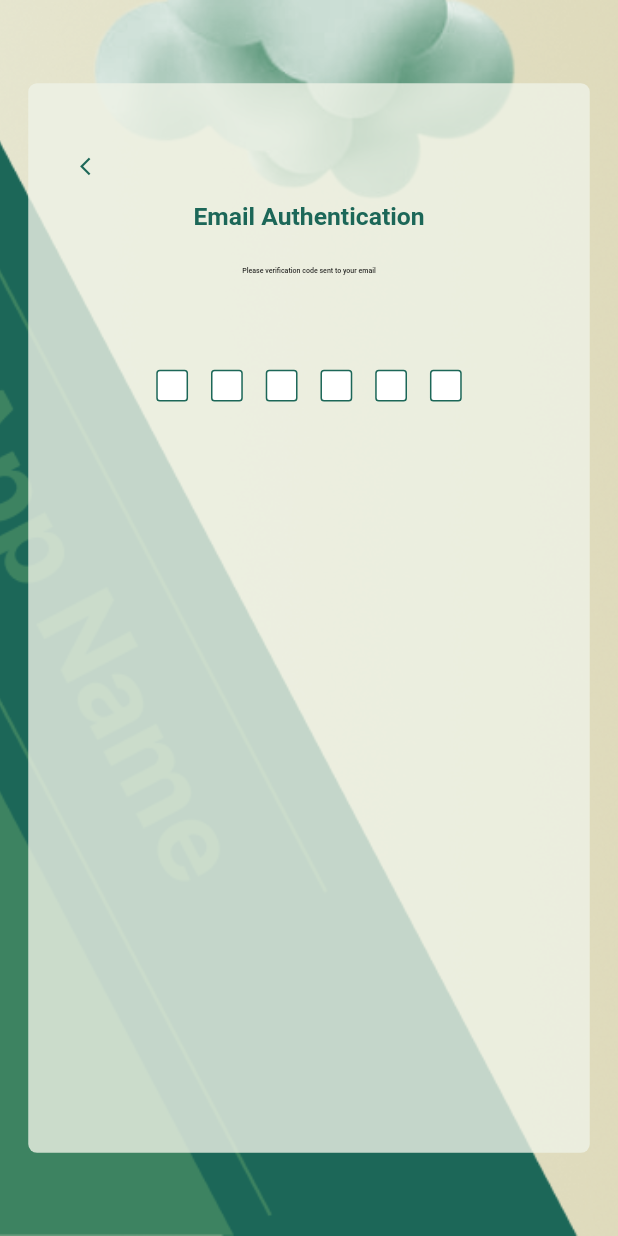
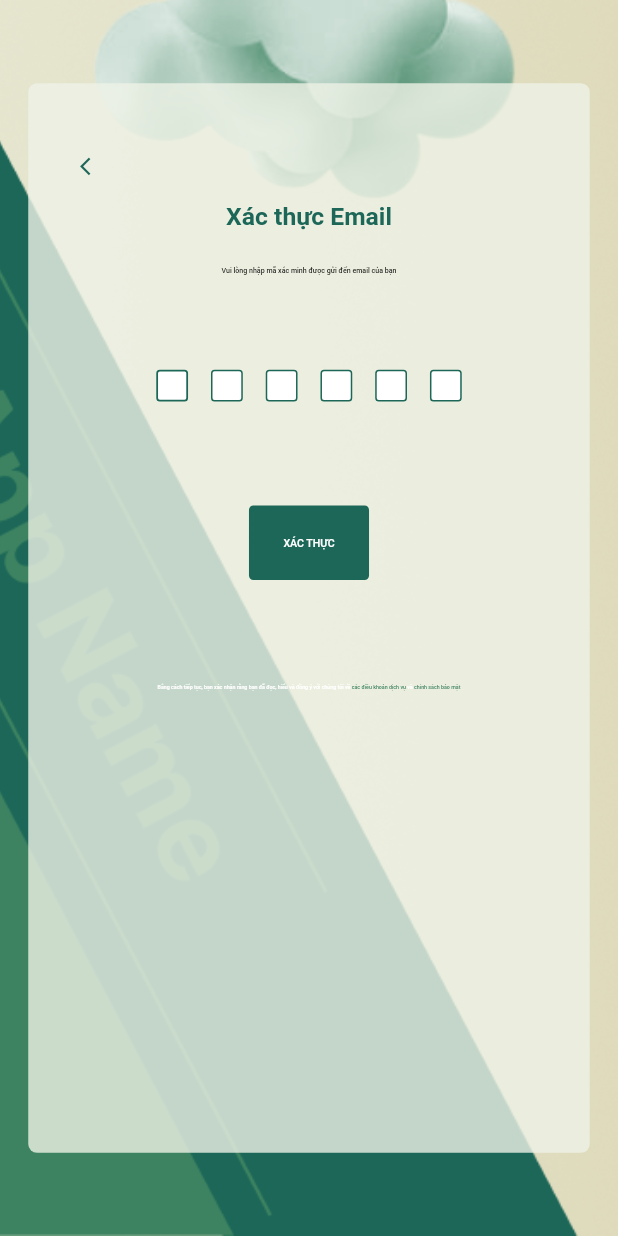
Before and after one commit to thanhhieu2005/Flutter-Goods-Traceability, a Flutter app: the TabletEmailVerifyScreen screen opened by its route, on a phone screen of 412 x 824 dp. Run offline on Flutter 3.47's test engine with Material 2 defaults, Android fonts, the light colour scheme and no system bars; drawn by our look-alikes of pinput; our stand-ins replace flutter_screenutil, flutter_svg, go_router.

Commit message:
complete common dialog

```diff
--- a/lib/configs/app_size.dart
+++ b/lib/configs/app_size.dart
@@ -21,7 +21,7 @@ class AppSizes {
   /// basic size for tablet
   static final double basicSize = 8.sp;
 
-  /// large border radius 12.r
+  /// large border radius 10.r
   static final double largeRadius = 10.r;
 
   /// extra large border radius 16.r
--- a/lib/modules/auth/register/presentation/email_verify_screen.dart
+++ b/lib/modules/auth/register/presentation/email_verify_screen.dart
@@ -5,6 +5,8 @@ import 'package:goods_traceability_mobile/configs/app_color.dart';
 import 'package:goods_traceability_mobile/configs/app_size.dart';
 import 'package:goods_traceability_mobile/configs/app_style.dart';
 import 'package:goods_traceability_mobile/gen/assets.gen.dart';
+import 'package:goods_traceability_mobile/utils/shared/common_button.dart';
+import 'package:goods_traceability_mobile/utils/shared/common_dialog.dart';
 import 'package:pinput/pinput.dart';
 
 class TabletEmailVerifyScreen extends StatefulWidget {
@@ -18,6 +20,7 @@ class TabletEmailVerifyScreen extends StatefulWidget {
 class _TabletEmailVerifyScreenState extends State<TabletEmailVerifyScreen> {
   @override
   Widget build(BuildContext context) {
+    final TextEditingController pinCodeText = TextEditingController();
     return Scaffold(
       body: SafeArea(
         child: Container(
@@ -58,7 +61,7 @@ class _TabletEmailVerifyScreenState extends State<TabletEmailVerifyScreen> {
                     ),
                   ),
                   Text(
-                    'Email Authentication',
+                    'Xác thực Email', //'Email Authentication'
                     style: AppStyles.displayLarge.copyWith(
                       color: AppColors.kPrimary1,
                       fontSize: 56.sp,
@@ -69,7 +72,7 @@ class _TabletEmailVerifyScreenState extends State<TabletEmailVerifyScreen> {
                     height: 28.h,
                   ),
                   Text(
-                    'Please verification code sent to your email',
+                    "Vui lòng nhập mã xác minh được gửi đến email của bạn", // Please enter the verification code sent to your email
                     style: AppStyles.titleMedium.copyWith(
                       color: AppColors.kBlack,
                       fontWeight: FontWeight.w500,
@@ -79,13 +82,36 @@ class _TabletEmailVerifyScreenState extends State<TabletEmailVerifyScreen> {
                     height: 72.h,
                   ),
                   Pinput(
+                    controller: pinCodeText,
+                    autofocus: true,
                     length: 6,
                     pinputAutovalidateMode: PinputAutovalidateMode.onSubmit,
-                    // validator: (s) {
-                    //   // return s == '123456' ? null : 'Pin is incorrect';
-                    // },
                     showCursor: true,
-                    onCompleted: (pin) => {},
+                    onCompleted: (pin) => {
+                      if (pin == '123456')
+                        {
+                          CommonShowDialog.showConfirmDialog(
+                            context: context,
+                            title: 'Thông báo',
+                            content: 'Pin code chính xác!',
+                            contentAction1: 'Hủy',
+                            onTapAction1: () => Navigator.pop(context),
+                            contentAction2: 'Đồng ý',
+                            onTapAction2: () => Navigator.pop(context),
+                          ),
+                        }
+                      else
+                        {
+                          CommonShowDialog.showNotiAlterDialog(
+                            context: context,
+                            title: 'Thông báo',
+                            content:
+                                'Mã xác thực không chính xác, mời nhập lại!',
+                            contentAction: 'OK',
+                            onTapAction: () => Navigator.pop(context),
+                          ),
+                        }
+                    },
                     animationCurve: Curves.linear,
                     cursor: Container(), // hide cursor
                     defaultPinTheme: PinTheme(
@@ -117,6 +143,63 @@ class _TabletEmailVerifyScreenState extends State<TabletEmailVerifyScreen> {
                     ),
                     separator: SizedBox(width: 52.w),
                   ),
+                  SizedBox(
+                    height: 80.h,
+                  ),
+                  CommonButton(
+                    width: 272.w,
+                    onTap: () {
+                      if (pinCodeText.text.isEmpty) {
+                        CommonShowDialog.showNotiAlterDialog(
+                          context: context,
+                          title: "Thông báo",
+                          content:
+                              "Bạn chưa nhập pin code, mời nhập để xác nhận!",
+                          contentAction: "OK",
+                          onTapAction: () => Navigator.pop(context),
+                        );
+                      } else if (pinCodeText.text != '123456') {
+                        CommonShowDialog.showNotiAlterDialog(
+                          context: context,
+                          title: 'Thông báo',
+                          content: 'Mã xác thực không chính xác, mời nhập lại!',
+                          contentAction: 'OK',
+                          onTapAction: () => Navigator.pop(context),
+                        );
+                      } else {
+                        print('Thành công');
+                      }
+                    },
+                    content: 'Xác thực',
+                  ),
+                  SizedBox(
+                    height: 80.h,
+                  ),
+                  RichText(
+                    text: TextSpan(
+                      text:
+                          'Bằng cách tiếp tục, bạn xác nhận rằng bạn đã đọc, hiểu và đồng ý với chúng tôi về',
+                      style: AppStyles.labelMedium,
+                      children: <TextSpan>[
+                        TextSpan(
+                          text: ' các điều khoản dịch vụ',
+                          style: AppStyles.labelMedium.copyWith(
+                            color: AppColors.kPrimary2,
+                          ),
+                        ),
+                        TextSpan(
+                          text: ' và',
+                          style: AppStyles.labelMedium,
+                        ),
+                        TextSpan(
+                          text: ' chính sách bảo mật',
+                          style: AppStyles.labelMedium.copyWith(
+                            color: AppColors.kPrimary2,
+                          ),
+                        ),
+                      ],
+                    ),
+                  ),
                 ],
               ),
             ),
--- a/lib/utils/shared/common_button.dart
+++ b/lib/utils/shared/common_button.dart
@@ -9,6 +9,10 @@ class CommonButton extends StatelessWidget {
   final double? height;
   final double? width;
   final String content;
+  final Color? backgroundColor;
+  final TextStyle? contentTextStyle;
+  final double? borderRadiusSize;
+  final EdgeInsetsGeometry? contentPadding;
 
   /// default aligment to center
   final Alignment? alignment;
@@ -19,29 +23,35 @@ class CommonButton extends StatelessWidget {
     this.width,
     this.alignment,
     required this.content,
+    this.backgroundColor,
+    this.contentTextStyle,
+    this.borderRadiusSize,
+    this.contentPadding,
   }) : super(key: key);
 
   @override
   Widget build(BuildContext context) {
-    return InkWell(
-      onTap: onTap,
-      child: Align(
-        alignment: alignment ?? Alignment.center,
+    return Align(
+      alignment: alignment ?? Alignment.center,
+      child: InkWell(
+        onTap: onTap,
         child: Container(
           height: height,
           width: width,
-          padding: EdgeInsets.symmetric(vertical: 24.h),
+          padding: contentPadding ?? EdgeInsets.symmetric(vertical: 24.h),
           decoration: BoxDecoration(
-            color: AppColors.kPrimary1,
-            borderRadius: BorderRadius.circular(AppSizes.largeRadius),
+            color: backgroundColor ?? AppColors.kPrimary1,
+            borderRadius:
+                BorderRadius.circular(borderRadiusSize ?? AppSizes.largeRadius),
           ),
           child: Center(
             child: Text(
-              content,
-              style: AppStyles.titleLarge.copyWith(
-                color: AppColors.kWhite,
-                fontWeight: FontWeight.w500,
-              ),
+              content.toUpperCase(),
+              style: contentTextStyle ??
+                  AppStyles.titleLarge.copyWith(
+                    color: AppColors.kWhite,
+                    fontWeight: FontWeight.w500,
+                  ),
             ),
           ),
         ),
```
Also changed, not shown: lib/utils/shared/common_dialog.dart (added, +143 -0 lines).
